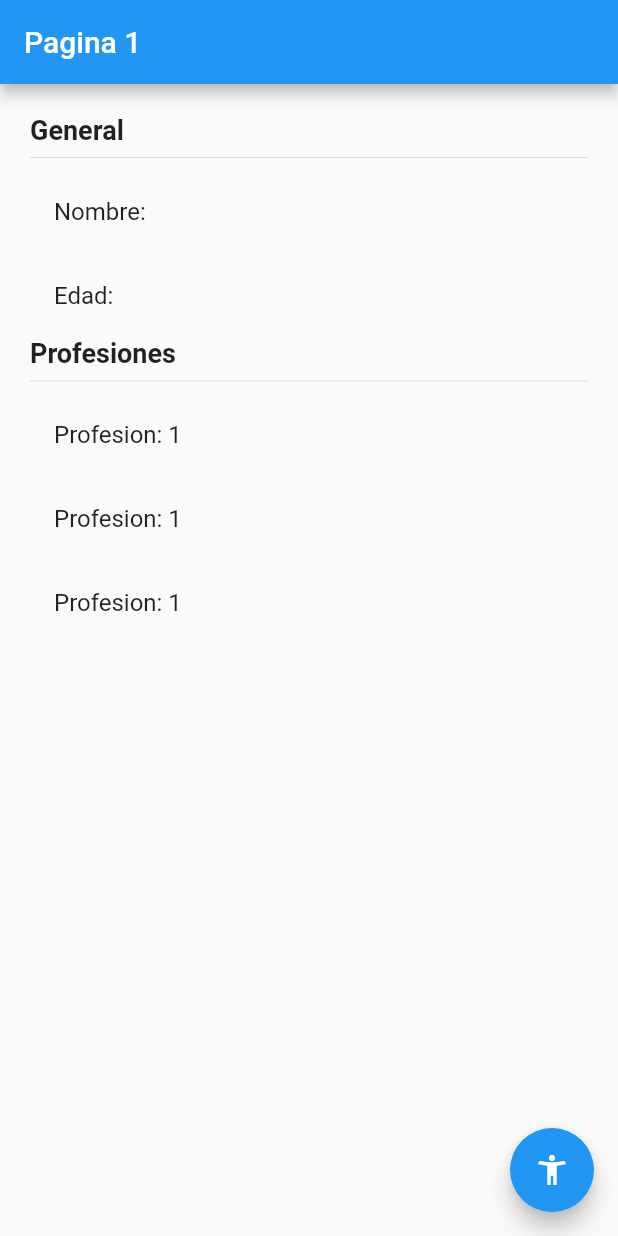
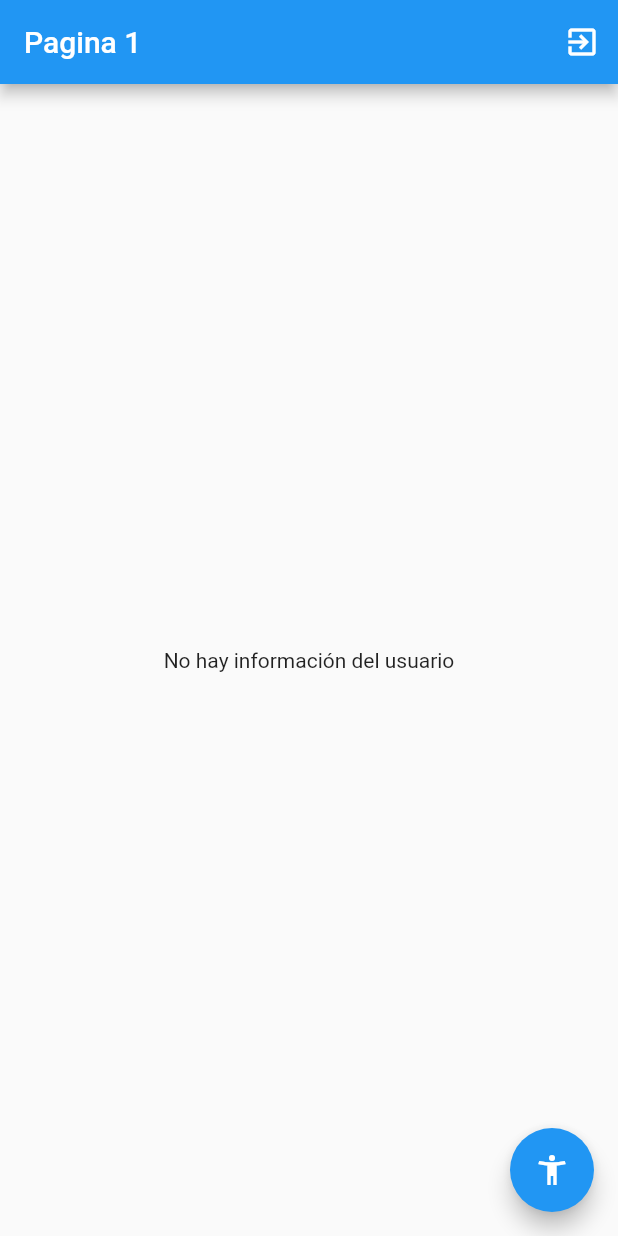
Before and after one commit to iKurito/fl_estados, a Flutter app: the screen it shows after launch, on a phone screen of 412 x 824 dp. Run offline on Flutter 3.47's test engine with Material 2 defaults, Android fonts, the light colour scheme and no system bars; our stand-ins replace flutter_bloc.

Commit message:
rama Cubit terminada

```diff
--- /dev/null
+++ b/lib/bloc/usuario/usuario_cubit.dart
@@ -0,0 +1,40 @@
+import 'package:fl_estados/models/usuario.dart';
+import 'package:flutter_bloc/flutter_bloc.dart';
+// import 'package:meta/meta.dart';
+import 'package:flutter/material.dart';
+
+part 'usuario_state.dart';
+
+class UsuarioCubit extends Cubit<UsuarioState> {
+  UsuarioCubit() : super(UsuarioInitial());
+
+  void seleccionarUsuario(Usuario user) {
+    emit(UsuarioActivo(user));
+  }
+
+  void cambiarEdad(int edad) {
+    final currentState = state;
+    if (currentState is UsuarioActivo) {
+      final newUser = currentState.usuario.copyWith(edad: 32);
+      emit(UsuarioActivo(newUser));
+    }
+  }
+
+  void agregarProfesion() {
+    final currentState = state;
+    if (currentState is UsuarioActivo) {
+      final newProfesiones = [
+        ...currentState.usuario.profesiones,
+        'Profesion ${currentState.usuario.profesiones.length + 1}',
+      ];
+      final newUser = currentState.usuario.copyWith(
+        profesiones: newProfesiones
+      );
+      emit(UsuarioActivo(newUser));
+    }
+  }
+
+  void borrarUsuario() {
+    emit(UsuarioInitial());
+  }
+}
--- /dev/null
+++ b/lib/bloc/usuario/usuario_state.dart
@@ -0,0 +1,20 @@
+part of 'usuario_cubit.dart';
+
+@immutable
+abstract class UsuarioState {}
+
+class UsuarioInitial extends UsuarioState {
+  final existeUsuario = false;
+
+  // @override
+  // String toString() {
+  //   return 'UsuarioInicial: existeUsuario: false';
+  // }
+}
+
+class UsuarioActivo extends UsuarioState {
+  final existeUsuario = true;
+  final Usuario usuario;
+
+  UsuarioActivo(this.usuario);
+}
--- a/lib/main.dart
+++ b/lib/main.dart
@@ -1,6 +1,8 @@
+import 'package:fl_estados/bloc/usuario/usuario_cubit.dart';
 import 'package:flutter/material.dart';
 
 import 'package:fl_estados/pages/pages.dart';
+import 'package:flutter_bloc/flutter_bloc.dart';
 
 void main() => runApp(const MyApp());
 
@@ -9,7 +11,13 @@
 
   @override
   Widget build(BuildContext context) {
-    return MaterialApp(
+    return MultiBlocProvider(
+      providers: [
+        BlocProvider<UsuarioCubit>(
+          create: (context) => UsuarioCubit(),
+        ),
+      ],
+      child: MaterialApp(
         debugShowCheckedModeBanner: false,
         title: 'Material App',
         initialRoute: 'pagina1',
@@ -17,6 +25,7 @@
           'pagina1': (_) => const Pagina1Page(),
           'pagina2': (_) => const Pagina2Page(),
         }
+      ),
     );
   }
 }
--- a/lib/models/usuario.dart
+++ b/lib/models/usuario.dart
@@ -1,11 +1,22 @@
 class Usuario {
-  String nombre;
-  int edad;
-  List<String> profesiones;
+  final String nombre;
+  final int edad;
+  final List<String> profesiones;
 
   Usuario({
     required this.nombre,
     required this.edad,
     required this.profesiones
   });
+
+  Usuario copyWith({
+    String? nombre,
+    int? edad,
+    List<String>? profesiones
+  }) =>
+  Usuario(
+    nombre: nombre ?? this.nombre,
+    edad: edad ?? this.edad,
+    profesiones: profesiones ?? this.profesiones
+  );
 }
--- a/lib/pages/pagina1_page.dart
+++ b/lib/pages/pagina1_page.dart
@@ -1,4 +1,7 @@
+import 'package:fl_estados/bloc/usuario/usuario_cubit.dart';
+import 'package:fl_estados/models/usuario.dart';
 import 'package:flutter/material.dart';
+import 'package:flutter_bloc/flutter_bloc.dart';
 
 class Pagina1Page extends StatelessWidget {
 
@@ -9,8 +12,14 @@
     return Scaffold(
       appBar: AppBar(
         title: const Text('Pagina 1'),
+        actions: [
+          IconButton(
+            onPressed: () => context.read<UsuarioCubit>().borrarUsuario(),
+            icon: const Icon(Icons.exit_to_app)
+          )
+        ],
       ),
-      body: const InformacionUsuario(),
+      body: const BodyScaffold(),
       floatingActionButton: FloatingActionButton(
         child: const Icon(Icons.accessibility_new),
         onPressed: () => Navigator.pushNamed(context, 'pagina2'),
@@ -19,10 +28,50 @@
   }
 }
 
+class BodyScaffold extends StatelessWidget {
+  const BodyScaffold({
+    Key? key,
+  }) : super(key: key);
+
+  @override
+  Widget build(BuildContext context) {
+    return BlocBuilder<UsuarioCubit, UsuarioState>(
+      builder: (_, state) {
+        // if (state is UsuarioInitial) {
+        //   return const Center(
+        //     child: Text('No hay información del usuario'),
+        //   );
+        // } else if (state is UsuarioActivo) {
+        //   return InformacionUsuario(usuario: state.usuario);
+        // } else {
+        //   return const Center(
+        //     child: Text('Estado no reconocido'),
+        //   );
+        // }
+        switch (state.runtimeType) {
+          case UsuarioInitial:
+            return const Center(
+              child: Text('No hay información del usuario'),
+            );
+          case UsuarioActivo:
+            return InformacionUsuario(usuario: (state as UsuarioActivo).usuario);
+          default:
+            return const Center(
+              child: Text('Estado no reconocido'),
+            );
+        }
+      }
+    );
+  }
+}
+
 class InformacionUsuario extends StatelessWidget {
   const InformacionUsuario({
     Key? key,
+    required this.usuario
   }) : super(key: key);
+
+  final Usuario usuario;
 
   @override
   Widget build(BuildContext context) {
@@ -34,16 +83,14 @@
         physics: const BouncingScrollPhysics(),
         child: Column(
           crossAxisAlignment: CrossAxisAlignment.start,
-          children:  const [
-            Text('General', style: TextStyle(fontSize: 18, fontWeight: FontWeight.bold)),
-            Divider(),
-            ListTile(title: Text('Nombre: ')),
-            ListTile(title: Text('Edad: ')),
-            Text('Profesiones', style: TextStyle(fontSize: 18, fontWeight: FontWeight.bold)),
-            Divider(),
-            ListTile(title: Text('Profesion: 1')),
-            ListTile(title: Text('Profesion: 1')),
-            ListTile(title: Text('Profesion: 1')),
+          children:  [
+            const Text('General', style: TextStyle(fontSize: 18, fontWeight: FontWeight.bold)),
+            const Divider(),
+            ListTile(title: Text('Nombre: ${usuario.nombre}')),
+            ListTile(title: Text('Edad: ${usuario.edad}')),
+            const Text('Profesiones', style: TextStyle(fontSize: 18, fontWeight: FontWeight.bold)),
+            const Divider(),
+            ...usuario.profesiones.map((profesion) => ListTile(title: Text('Profesion: $profesion'))),
           ],
         ),
       )
--- a/lib/pages/pagina2_page.dart
+++ b/lib/pages/pagina2_page.dart
@@ -1,4 +1,7 @@
+import 'package:fl_estados/bloc/usuario/usuario_cubit.dart';
+import 'package:fl_estados/models/usuario.dart';
 import 'package:flutter/material.dart';
+import 'package:flutter_bloc/flutter_bloc.dart';
 
 class Pagina2Page extends StatelessWidget {
 
@@ -6,6 +9,8 @@
 
   @override
   Widget build(BuildContext context) {
+    final usuarioCubit = context.read<UsuarioCubit>();
+
     return Scaffold(
       appBar: AppBar(
         title: const Text('Pagina 2'),
@@ -17,21 +22,30 @@
             MaterialButton(
               color: Colors.blue,
               onPressed: () {
-
+                final newUser = Usuario(
+                  nombre: 'Ronaldo',
+                  edad: 25,
+                  profesiones: [
+                    'Futbol',
+                    'Baloncesto',
+                    'Tenis',
+                  ],
+                );
+                usuarioCubit.seleccionarUsuario(newUser);
               },
               child: const Text('Establecer Usuario', style: TextStyle(color: Colors.white)),
             ),
             MaterialButton(
               color: Colors.blue,
               onPressed: () {
-
+                usuarioCubit.cambiarEdad(32);
               },
               child: const Text('Cambiar Edad', style: TextStyle(color: Colors.white)),
             ),
             MaterialButton(
               color: Colors.blue,
               onPressed: () {
-
+                usuarioCubit.agregarProfesion();
               },
               child: const Text('Añadir Profesión', style: TextStyle(color: Colors.white)),
             )
--- a/pubspec.yaml
+++ b/pubspec.yaml
@@ -34,6 +34,7 @@
   # The following adds the Cupertino Icons font to your application.
   # Use with the CupertinoIcons class for iOS style icons.
   cupertino_icons: ^1.0.2
+  flutter_bloc: ^8.0.1
 
 dev_dependencies:
   flutter_test:
```
Also changed, not shown: pubspec.lock. Lines whose indentation alone changed are shown as unchanged.
